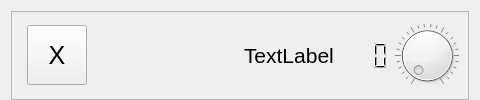
Old version of the form Server/channel_widget.ui in the repository akru/conference-speaker-server.
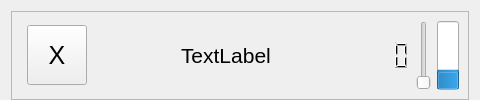
New version of the form.

What changed in the file:
```diff
--- a/Server/channel_widget.ui
+++ b/Server/channel_widget.ui
@@ -81,7 +81,7 @@
         </property>
         <property name="sizeHint" stdset="0">
          <size>
-          <width>187</width>
+          <width>40</width>
           <height>20</height>
          </size>
         </property>
@@ -113,33 +113,35 @@
        </spacer>
       </item>
       <item>
-       <widget class="QLCDNumber" name="volume">
-        <property name="font">
-         <font>
-          <pointsize>16</pointsize>
-         </font>
-        </property>
+       <widget class="QLCDNumber" name="volumeIndicator">
         <property name="frameShape">
          <enum>QFrame::NoFrame</enum>
         </property>
-        <property name="smallDecimalPoint">
-         <bool>false</bool>
-        </property>
         <property name="digitCount">
          <number>3</number>
         </property>
        </widget>
       </item>
       <item>
-       <widget class="QDial" name="volumeDial">
+       <widget class="QSlider" name="volumeSlider">
         <property name="orientation">
-         <enum>Qt::Horizontal</enum>
+         <enum>Qt::Vertical</enum>
         </property>
-        <property name="wrapping">
+       </widget>
+      </item>
+      <item>
+       <widget class="QProgressBar" name="volumeBar">
+        <property name="value">
+         <number>24</number>
+        </property>
+        <property name="textVisible">
          <bool>false</bool>
         </property>
-        <property name="notchesVisible">
-         <bool>true</bool>
+        <property name="orientation">
+         <enum>Qt::Vertical</enum>
+        </property>
+        <property name="invertedAppearance">
+         <bool>false</bool>
         </property>
        </widget>
       </item>
```
Left out of the diff: 4 changed lines with no effect on the pictures.
